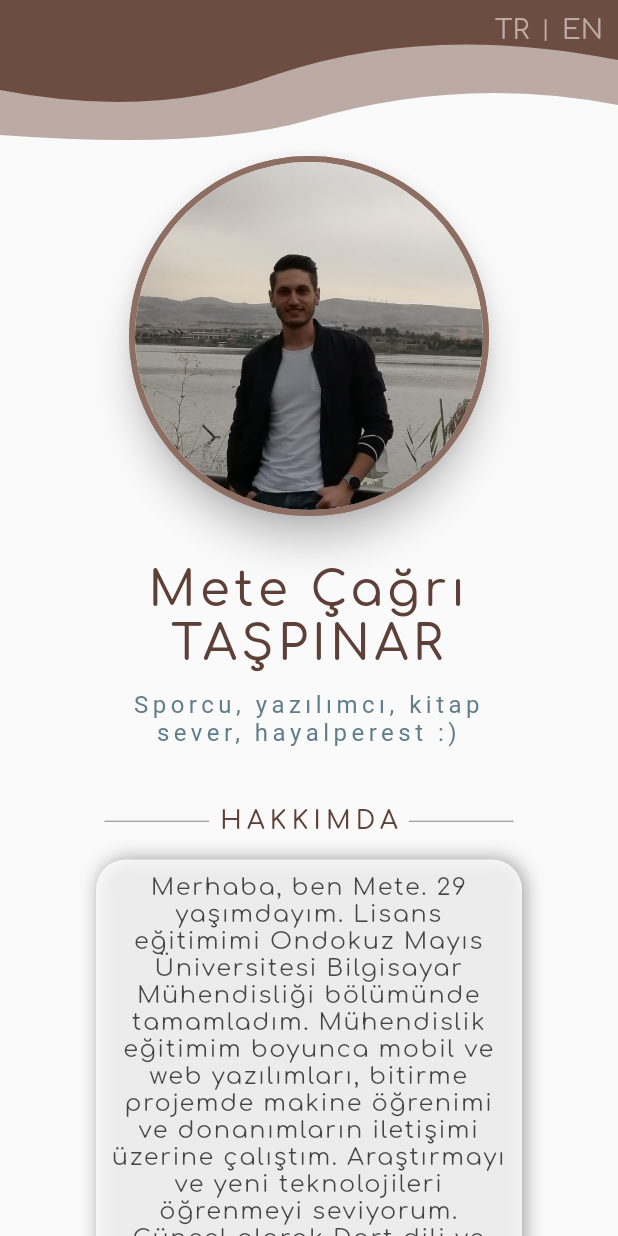
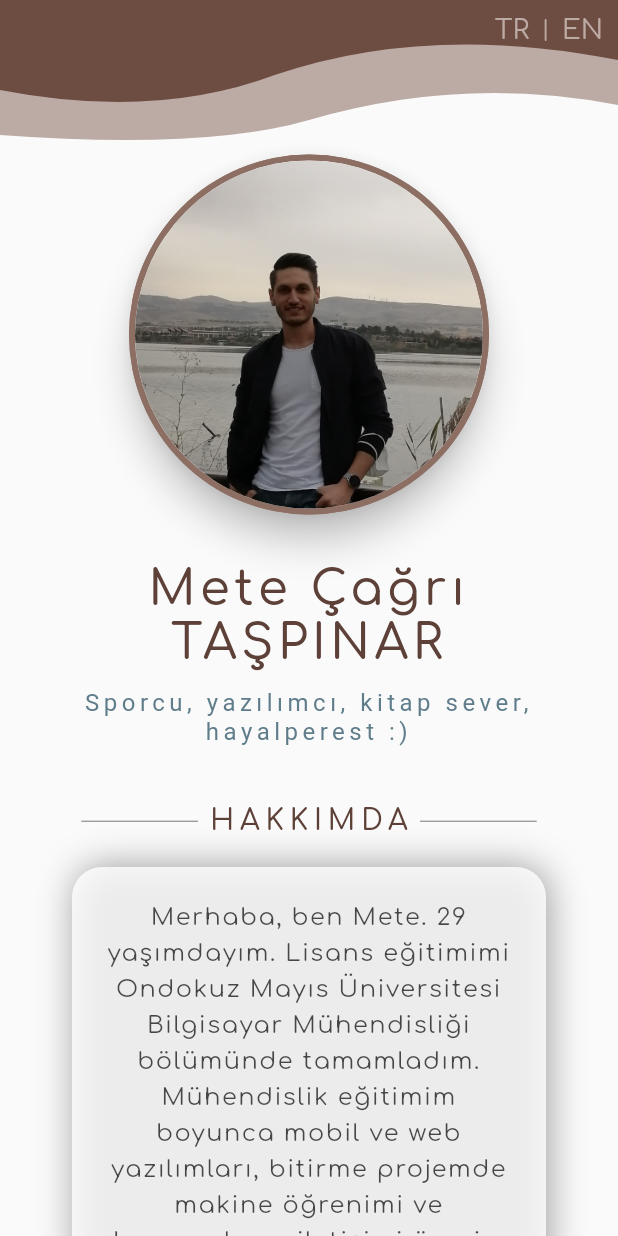
Before and after one commit to mctaspinar/personalWebsite, a Flutter app: the screen it shows after launch, on a phone screen of 412 x 824 dp. Run offline on Flutter 3.47's test engine with Material 2 defaults, Android fonts, the phone set to English and light mode, and no system bars; drawn by our look-alikes of circular_profile_avatar; our stand-ins replace flutter_custom_clippers, google_fonts.

Commit message:
description widget added

```diff
--- /dev/null
+++ b/lib/customs/description_widget.dart
@@ -0,0 +1,39 @@
+import 'package:flutter/material.dart';
+import 'package:google_fonts/google_fonts.dart';
+
+import '../utils/strings.dart';
+
+class Description extends StatelessWidget {
+  final double screenSize;
+  final bool control;
+  final double fontSize;
+  Description({this.screenSize, this.control, this.fontSize});
+
+  @override
+  Widget build(BuildContext context) {
+    return Container(
+      width: screenSize,
+      padding: EdgeInsets.all(20),
+      decoration: BoxDecoration(
+        color: Colors.white.withOpacity(.8),
+        boxShadow: [
+          BoxShadow(
+            color: Colors.grey,
+            offset: Offset(2.0, 0.0), //(x,y)
+            blurRadius: 20.0,
+          ),
+        ],
+        shape: BoxShape.rectangle,
+        borderRadius: BorderRadius.all(Radius.circular(20.0)),
+      ),
+      child: Text(control ? Strings.descTR : Strings.descEN,
+          style: GoogleFonts.comfortaa(
+              letterSpacing: 1,
+              height: 1.5,
+              fontSize: fontSize, //24 for large screen
+              fontWeight: FontWeight.w400,
+              color: Colors.black.withOpacity(.7)),
+          textAlign: TextAlign.center),
+    );
+  }
+}
--- a/lib/customs/large_screen.dart
+++ b/lib/customs/large_screen.dart
@@ -1,4 +1,5 @@
 import 'package:flutter/material.dart';
+import 'package:flutter_website/customs/description_widget.dart';
 import 'package:google_fonts/google_fonts.dart';
 import 'package:url_launcher/link.dart';
 import 'package:circular_profile_avatar/circular_profile_avatar.dart';
@@ -27,7 +28,9 @@ class _LargeScreenState extends State<LargeScreen> {
   @override
   Widget build(BuildContext context) {
     final screenSize = MediaQuery.of(context).size;
-    return Row(
+    return Padding(
+      padding: const EdgeInsets.all(25),
+      child: Row(
         children: [
           Expanded(
             child: Column(
@@ -116,29 +119,10 @@ class _LargeScreenState extends State<LargeScreen> {
                 SizedBox(
                   height: 24,
                 ),
-              Container(
-                margin: EdgeInsets.only(right: 25),
-                width: screenSize.width * .45,
-                padding: EdgeInsets.all(20),
-                decoration: BoxDecoration(
-                  color: Colors.white.withOpacity(.8),
-                  boxShadow: [
-                    BoxShadow(
-                      color: Colors.grey,
-                      offset: Offset(2.0, 0.0), //(x,y)
-                      blurRadius: 10.0,
-                    ),
-                  ],
-                  shape: BoxShape.rectangle,
-                  borderRadius: BorderRadius.all(Radius.circular(20.0)),
-                ),
-                child: Text(widget.control ? Strings.descTR : Strings.descEN,
-                    style: GoogleFonts.comfortaa(
-                        letterSpacing: 1,
+                Description(
+                  control: widget.control,
                   fontSize: 24,
-                        fontWeight: FontWeight.w400,
-                        color: Colors.black.withOpacity(.7)),
-                    textAlign: TextAlign.center),
+                  screenSize: screenSize.width,
                 ),
                 SizedBox(
                   height: 24,
@@ -183,6 +167,7 @@ class _LargeScreenState extends State<LargeScreen> {
             ),
           ),
         ],
+      ),
     );
   }
 }
--- a/lib/customs/small_screen.dart
+++ b/lib/customs/small_screen.dart
@@ -1,5 +1,6 @@
 import 'package:flutter/material.dart';
 import 'package:circular_profile_avatar/circular_profile_avatar.dart';
+import 'package:flutter_website/customs/description_widget.dart';
 import 'package:flutter_website/utils/strings.dart';
 import 'package:google_fonts/google_fonts.dart';
 
@@ -11,6 +12,8 @@ class SmallScreen extends StatelessWidget {
 
   @override
   Widget build(BuildContext context) {
+    var _screenSize = MediaQuery.of(context).size;
+
     return Column(
       children: [
         FittedBox(
@@ -33,7 +36,7 @@ class SmallScreen extends StatelessWidget {
           height: 32,
         ),
         Container(
-          padding: EdgeInsets.symmetric(horizontal: 64),
+          padding: EdgeInsets.symmetric(horizontal: 48),
           child: Column(
             mainAxisAlignment: MainAxisAlignment.center,
             children: [
@@ -94,31 +97,40 @@ class SmallScreen extends StatelessWidget {
                 ),
               ),
               SizedBox(
-                height: 16,
+                height: 20,
               ),
-              Container(
-                padding: EdgeInsets.all(10),
-                decoration: BoxDecoration(
-                  color: Colors.white.withOpacity(.8),
-                  boxShadow: [
-                    BoxShadow(
-                      color: Colors.grey,
-                      offset: Offset(2.0, 0.0), //(x,y)
-                      blurRadius: 10.0,
-                    ),
-                  ],
-                  shape: BoxShape.rectangle,
-                  borderRadius: BorderRadius.all(Radius.circular(20.0)),
-                ),
-                child: Text(control ? Strings.descTR : Strings.descEN,
-                    style: GoogleFonts.comfortaa(
-                        letterSpacing: 1,
-                        fontSize:
-                            (MediaQuery.of(context).size.width < 360) ? 14 : 16,
-                        fontWeight: FontWeight.w400,
-                        color: Colors.black.withOpacity(.7)),
-                    textAlign: TextAlign.center),
+              Description(
+                control: control,
+                screenSize: _screenSize.width,
+                fontSize: (_screenSize.width < 360) ? 14 : 16,
               ),
+              SizedBox(
+                height: 5,
+              ),
+              // Container(
+              //   padding: EdgeInsets.all(10),
+              //   decoration: BoxDecoration(
+              //     color: Colors.white.withOpacity(.8),
+              //     boxShadow: [
+              //       BoxShadow(
+              //         color: Colors.grey,
+              //         offset: Offset(2.0, 0.0), //(x,y)
+              //         blurRadius: 10.0,
+              //       ),
+              //     ],
+              //     shape: BoxShape.rectangle,
+              //     borderRadius: BorderRadius.all(Radius.circular(20.0)),
+              //   ),
+              //   child: Text(control ? Strings.descTR : Strings.descEN,
+              //       style: GoogleFonts.comfortaa(
+              //           letterSpacing: 1,
+              //           height: 1.5,
+              //           fontSize:
+              //               (MediaQuery.of(context).size.width < 360) ? 14 : 16,
+              //           fontWeight: FontWeight.w400,
+              //           color: Colors.black.withOpacity(.7)),
+              //       textAlign: TextAlign.center),
+              // ),
               BottomBanner(
                 control: control,
               )
```
Also changed, not shown: pubspec.lock. Lines whose indentation alone changed are shown as unchanged.
